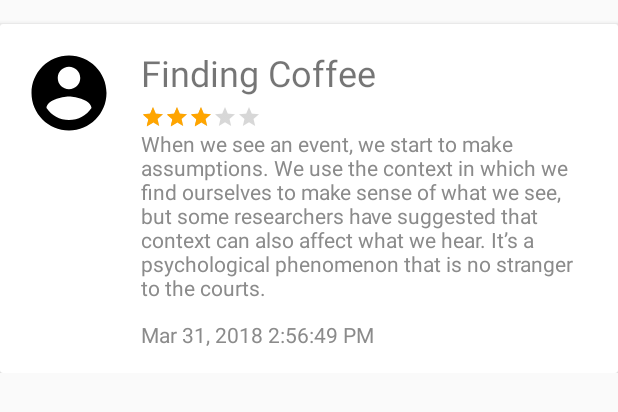
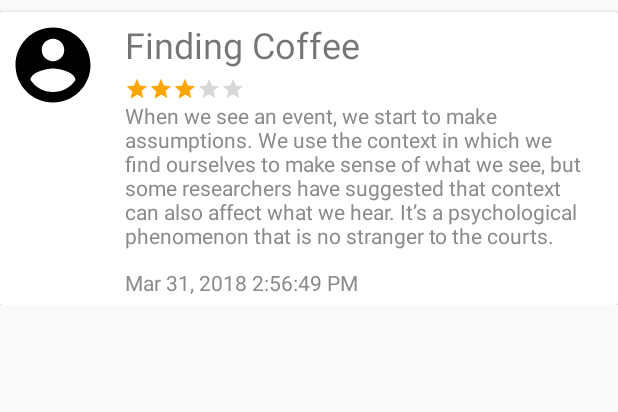
Before and after one commit to llsit/coffees, an Android app: the layout item_review.xml on its own in the app's theme, with its tools: preview values and no code run, on a phone screen of 412 x 824 dp. Shown: the top 412 px of the screen. Run offline under Robolectric (Android 15) with nearby library versions, the phone set to English and light mode, and no system bars.

Commit message:
Improve ui

```diff
--- a/app/src/main/java/com/cmu/nuts/coffee9/main/data_shop/ReviewDataShopFragment.java
+++ b/app/src/main/java/com/cmu/nuts/coffee9/main/data_shop/ReviewDataShopFragment.java
@@ -91,6 +91,7 @@ public class ReviewDataShopFragment extends Fragment {
                     setRecyclerView(reviews);
                 } else {
                     recyclerView.setVisibility(View.GONE);
+                    swipeRefreshLayout.setRefreshing(false);
                     data_shop_message.setVisibility(View.VISIBLE);
                 }
             }
--- a/app/src/main/res/layout/fragment_review_data_shop.xml
+++ b/app/src/main/res/layout/fragment_review_data_shop.xml
@@ -4,7 +4,7 @@
     android:layout_width="match_parent"
     android:layout_height="match_parent"
     android:orientation="vertical"
-    android:padding="16dp">
+    android:padding="8dp">
 
     <android.support.v4.widget.SwipeRefreshLayout
         android:id="@+id/review_swipe_refresh_layout"
@@ -17,7 +17,6 @@
             android:layout_width="match_parent"
             android:layout_height="match_parent"
             android:clipToPadding="false"
-            android:padding="5dp"
             android:scrollbars="vertical"
             android:visibility="gone"
             tools:listitem="@layout/item_review" />
--- a/app/src/main/res/layout/item_review.xml
+++ b/app/src/main/res/layout/item_review.xml
@@ -3,20 +3,22 @@
     xmlns:tools="http://schemas.android.com/tools"
     android:layout_width="match_parent"
     android:layout_height="wrap_content"
+    xmlns:app="http://schemas.android.com/apk/res-auto"
     android:orientation="vertical">
 
     <android.support.v7.widget.CardView
         android:id="@+id/item_review_card_view"
         android:layout_width="match_parent"
         android:layout_height="wrap_content"
-        android:layout_marginTop="16dp">
+        app:cardCornerRadius="@dimen/cardview_default_radius"
+        android:layout_marginTop="@dimen/range_8">
 
         <RelativeLayout
             android:layout_width="match_parent"
             android:layout_height="wrap_content"
             android:background="#fff"
             android:elevation="4dp"
-            android:padding="16dp">
+            android:padding="@dimen/range_5">
 
             <ImageView
                 android:id="@+id/item_review_image"
@@ -50,7 +52,7 @@
 
             <TextView
                 android:id="@+id/item_review_description"
-                android:layout_width="wrap_content"
+                android:layout_width="match_parent"
                 android:layout_height="wrap_content"
                 android:layout_below="@+id/item_review_ratingBar"
                 android:layout_toEndOf="@+id/item_review_image"
@@ -100,6 +102,7 @@
                 android:layout_height="wrap_content"
                 android:layout_below="@+id/item_review_ratingBar"
                 android:layout_toEndOf="@+id/item_review_image"
+                android:visibility="gone"
                 android:textColor="#8b8b8b" />
             <TextView
                 android:id="@+id/item_review_ratingBar2"
```
